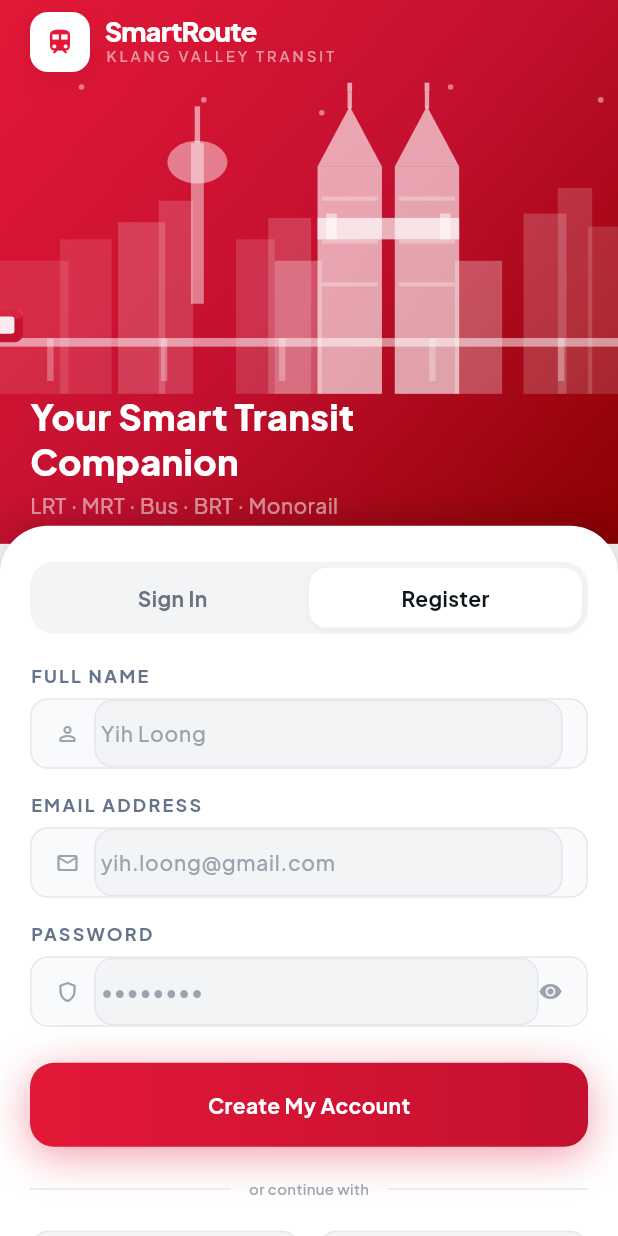
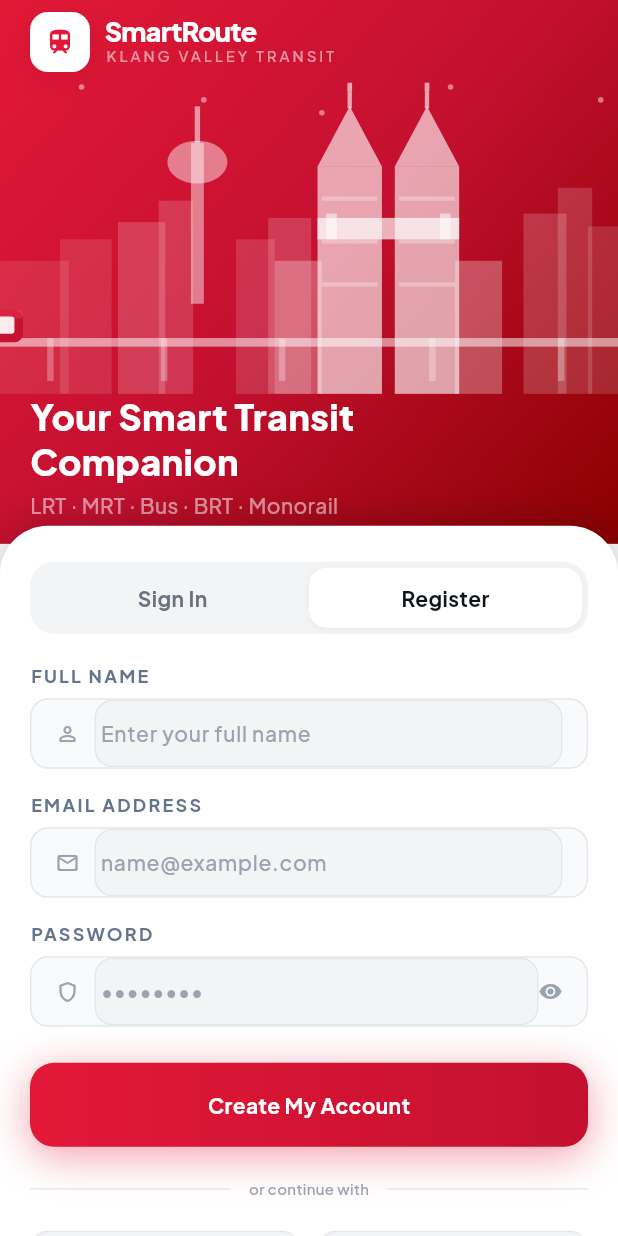
Before and after one commit to yanlok/smartroute, a Flutter app: the screen it shows after launch, after a tap on "Register", on a phone screen of 412 x 824 dp. Run offline on Flutter 3.47's test engine with Material 3 defaults, Android fonts, the phone set to English and light mode, and no system bars; our stand-ins replace google_fonts, supabase_flutter; accounts and stored records are empty; statements that could not run were skipped.

Commit message:
chore: remove personalized auth placeholders

```diff
--- a/lib/features/login/screens/login_screen.dart
+++ b/lib/features/login/screens/login_screen.dart
@@ -236,7 +236,7 @@
                           label: 'FULL NAME',
                           icon: Icons.person_outline_rounded,
                           controller: _nameController,
-                          hint: 'Yih Loong',
+                          hint: 'Enter your full name',
                           textCapitalization: TextCapitalization.words,
                         ),
                         const SizedBox(height: 16),
@@ -247,7 +247,7 @@
                         label: 'EMAIL ADDRESS',
                         icon: Icons.mail_outline_rounded,
                         controller: _emailController,
-                        hint: 'yih.loong@gmail.com',
+                        hint: 'name@example.com',
                         keyboardType: TextInputType.emailAddress,
                         autocorrect: false,
                       ),
```
Also changed, not shown: 2 other files.
